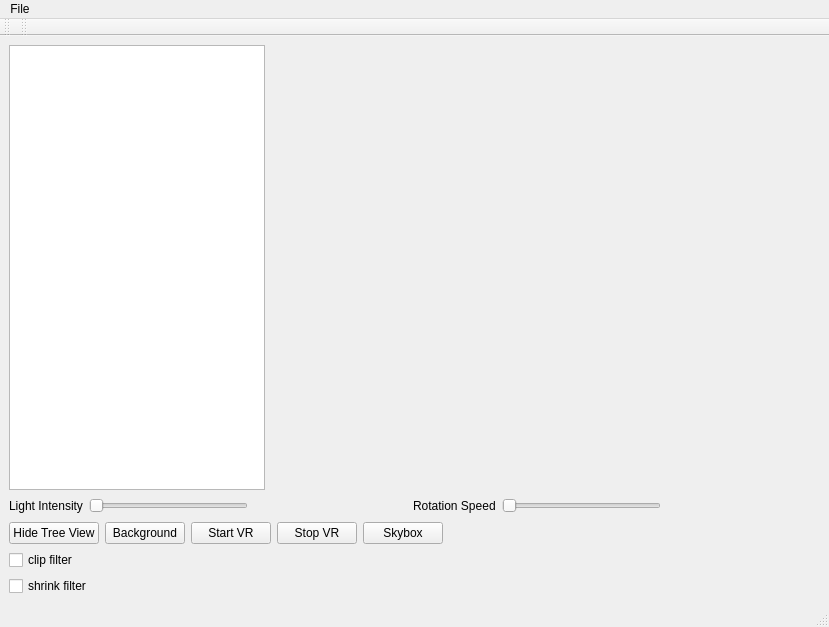
Before: the Qt Designer form GUI/mainwindow.ui in ninyo999/2024_EEEE2076_GROUP6, drawn with Qt 5.
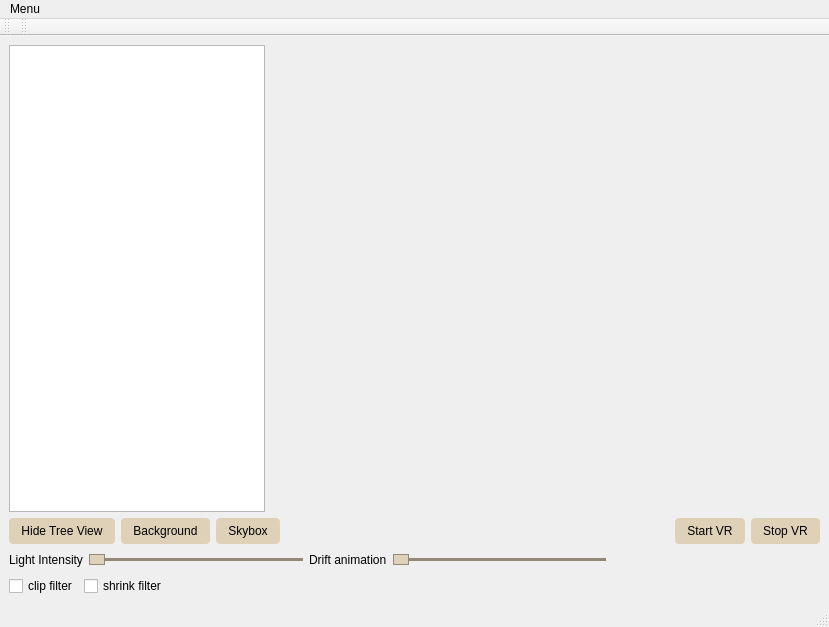
After: the same form once the commit is applied. Icons and pictures are not drawn. Custom widgets are drawn as their Qt base class.

What changed in the file:
```diff
--- a/GUI/mainwindow.ui
+++ b/GUI/mainwindow.ui
@@ -13,6 +13,9 @@
   <property name="windowTitle">
    <string>MainWindow</string>
   </property>
+  <property name="styleSheet">
+   <string notr="true"/>
+  </property>
   <widget class="QWidget" name="centralwidget">
    <layout class="QVBoxLayout" name="verticalLayout">
     <item>
@@ -45,71 +48,20 @@
     <item>
      <layout class="QHBoxLayout" name="horizontalLayout_3">
       <item>
-       <widget class="QLabel" name="label">
-        <property name="text">
-         <string>Light Intensity</string>
-        </property>
-       </widget>
-      </item>
-      <item>
-       <widget class="QSlider" name="horizontalSlider">
-        <property name="maximum">
-         <number>100</number>
-        </property>
-        <property name="orientation">
-         <enum>Qt::Orientation::Horizontal</enum>
-        </property>
-       </widget>
-      </item>
-      <item>
-       <spacer name="horizontalSpacer_2">
-        <property name="orientation">
-         <enum>Qt::Orientation::Horizontal</enum>
-        </property>
-        <property name="sizeHint" stdset="0">
-         <size>
-          <width>40</width>
-          <height>20</height>
-         </size>
-        </property>
-       </spacer>
-      </item>
-      <item>
-       <widget class="QLabel" name="label_2">
-        <property name="text">
-         <string>Rotation Speed</string>
-        </property>
-       </widget>
-      </item>
-      <item>
-       <widget class="QSlider" name="horizontalSlider_2">
-        <property name="maximum">
-         <number>50</number>
-        </property>
-        <property name="orientation">
-         <enum>Qt::Orientation::Horizontal</enum>
-        </property>
-       </widget>
-      </item>
-      <item>
-       <spacer name="horizontalSpacer_3">
-        <property name="orientation">
-         <enum>Qt::Orientation::Horizontal</enum>
-        </property>
-        <property name="sizeHint" stdset="0">
-         <size>
-          <width>40</width>
-          <height>20</height>
-         </size>
-        </property>
-       </spacer>
-      </item>
-     </layout>
-    </item>
-    <item>
-     <layout class="QHBoxLayout" name="horizontalLayout_2">
-      <item>
        <widget class="QPushButton" name="toggleTreeViewButton">
+        <property name="styleSheet">
+         <string notr="true">QPushButton {
+  background-color:#DFD0B8;
+  color: black;
+  border: none;
+  border-radius: 4px;
+  padding: 6px 12px;
+}
+QPushButton:hover {
+  background-color: #393E46;
+}
+</string>
+        </property>
         <property name="text">
          <string>Hide Tree View</string>
         </property>
@@ -117,13 +69,72 @@
       </item>
       <item>
        <widget class="QPushButton" name="backgroundButton">
+        <property name="styleSheet">
+         <string notr="true">QPushButton {
+  background-color:#DFD0B8;
+  color: black;
+  border: none;
+  border-radius: 4px;
+  padding: 6px 12px;
+}
+QPushButton:hover {
+  background-color: #393E46;
+}
+</string>
+        </property>
         <property name="text">
          <string>Background</string>
         </property>
        </widget>
       </item>
+      <item>
+       <widget class="QPushButton" name="SkyboxButton">
+        <property name="styleSheet">
+         <string notr="true">QPushButton {
+  background-color:#DFD0B8;
+  color: black;
+  border: none;
+  border-radius: 4px;
+  padding: 6px 12px;
+}
+QPushButton:hover {
+  background-color: #393E46;
+}
+</string>
+        </property>
+        <property name="text">
+         <string>Skybox</string>
+        </property>
+       </widget>
+      </item>
+      <item>
+       <spacer name="horizontalSpacer_2">
+        <property name="orientation">
+         <enum>Qt::Orientation::Horizontal</enum>
+        </property>
+        <property name="sizeHint" stdset="0">
+         <size>
+          <width>40</width>
+          <height>20</height>
+         </size>
+        </property>
+       </spacer>
+      </item>
       <item>
        <widget class="QPushButton" name="startVRButton">
+        <property name="styleSheet">
+         <string notr="true">QPushButton {
+  background-color:#DFD0B8;
+  color: black;
+  border: none;
+  border-radius: 4px;
+  padding: 6px 12px;
+}
+QPushButton:hover {
+  background-color: #393E46;
+}
+</string>
+        </property>
         <property name="text">
          <string>Start VR</string>
         </property>
@@ -137,6 +148,19 @@
       </item>
       <item>
        <widget class="QPushButton" name="stopVRButton">
+        <property name="styleSheet">
+         <string notr="true">QPushButton {
+  background-color:#DFD0B8;
+  color: black;
+  border: none;
+  border-radius: 4px;
+  padding: 6px 12px;
+}
+QPushButton:hover {
+  background-color: #393E46;
+}
+</string>
+        </property>
         <property name="text">
          <string>Stop VR</string>
         </property>
@@ -148,10 +172,122 @@
         </property>
        </widget>
       </item>
+     </layout>
+    </item>
+    <item>
+     <layout class="QHBoxLayout" name="horizontalLayout_2">
       <item>
-       <widget class="QPushButton" name="SkyboxButton">
+       <widget class="QLabel" name="label">
         <property name="text">
-         <string>Skybox</string>
+         <string>Light Intensity</string>
+        </property>
+       </widget>
+      </item>
+      <item>
+       <widget class="QSlider" name="horizontalSlider">
+        <property name="styleSheet">
+         <string notr="true">/* Horizontal Slider Groove (track) */
+QSlider::groove:horizontal {
+    background: #948979;       /* track background */
+    height: 3px;               /* track thickness */
+    border-radius: 3px;
+}
+
+/* Filled (sub-page) portion to the left of the handle */
+QSlider::sub-page:horizontal {
+    background: #393E46;       /* accent color */
+    border-radius: 3px;
+}
+
+/* Unfilled (add-page) portion to the right of the handle */
+QSlider::add-page:horizontal {
+    background: #948979;
+    border-radius: 3px;
+}
+
+/* The Handle (thumb) */
+QSlider::handle:horizontal {
+    background: #DFD0B8;       /* lightest for contrast */
+    border: 1px solid #948979; /* subtle border */
+    width: 14px;
+    height: 14px;
+    margin: -4px 0;            /* center it on the groove */
+ 
+}
+
+/* Handle hover/pressed states */
+QSlider::handle:horizontal:hover {
+    background: #DFD0B8;
+    border: 1px solid #DFD0B8;
+}
+QSlider::handle:horizontal:pressed {
+    background: #DFD0B8;
+    border: 2px solid #948979;
+}</string>
+        </property>
+        <property name="maximum">
+         <number>100</number>
+        </property>
+        <property name="orientation">
+         <enum>Qt::Orientation::Horizontal</enum>
+        </property>
+       </widget>
+      </item>
+      <item>
+       <widget class="QLabel" name="label_2">
+        <property name="text">
+         <string>Drift animation</string>
+        </property>
+       </widget>
+      </item>
+      <item>
+       <widget class="QSlider" name="horizontalSlider_2">
+        <property name="styleSheet">
+         <string notr="true">/* Horizontal Slider Groove (track) */
+QSlider::groove:horizontal {
+    background: #948979;       /* track background */
+    height: 3px;               /* track thickness */
+    border-radius: 3px;
+}
+
+/* Filled (sub-page) portion to the left of the handle */
+QSlider::sub-page:horizontal {
+    background: #393E46;       /* accent color */
+    border-radius: 3px;
+}
+
+/* Unfilled (add-page) portion to the right of the handle */
+QSlider::add-page:horizontal {
+    background: #948979;
+    border-radius: 3px;
+}
+
+/* The Handle (thumb) */
+QSlider::handle:horizontal {
+    background: #DFD0B8;       /* lightest for contrast */
+    border: 1px solid #948979; /* subtle border */
+    width: 14px;
+    height: 14px;
+    margin: -4px 0;            /* center it on the groove */
+ 
+}
+
+/* Handle hover/pressed states */
+QSlider::handle:horizontal:hover {
+    background: #DFD0B8;
+    border: 1px solid #DFD0B8;
+}
+QSlider::handle:horizontal:pressed {
+    background: #DFD0B8;
+    border: 2px solid #948979;
+}
+</string>
+        </property>
+        <property name="maximum">
+         <number>50</number>
+        </property>
+        <property name="orientation">
+         <enum>Qt::Orientation::Horizontal</enum>
         </property>
        </widget>
       </item>
@@ -171,18 +307,35 @@
      </layout>
     </item>
     <item>
-     <widget class="QCheckBox" name="clipFilterCheckBox">
-      <property name="text">
-       <string>clip filter</string>
-      </property>
-     </widget>
-    </item>
-    <item>
-     <widget class="QCheckBox" name="shrinkFilterCheckBox">
-      <property name="text">
-       <string>shrink filter</string>
-      </property>
-     </widget>
+     <layout class="QHBoxLayout" name="horizontalLayout_4">
+      <item>
+       <widget class="QCheckBox" name="clipFilterCheckBox">
+        <property name="text">
+         <string>clip filter</string>
+        </property>
+       </widget>
+      </item>
+      <item>
+       <widget class="QCheckBox" name="shrinkFilterCheckBox">
+        <property name="text">
+         <string>shrink filter</string>
+        </property>
+       </widget>
+      </item>
+      <item>
+       <spacer name="horizontalSpacer_4">
+        <property name="orientation">
+         <enum>Qt::Orientation::Horizontal</enum>
+        </property>
+        <property name="sizeHint" stdset="0">
+         <size>
+          <width>40</width>
+          <height>20</height>
+         </size>
+        </property>
+       </spacer>
+      </item>
+     </layout>
     </item>
    </layout>
   </widget>
@@ -197,7 +350,7 @@
    </property>
    <widget class="QMenu" name="menuFile">
     <property name="title">
-     <string>File</string>
+     <string>Menu</string>
     </property>
     <addaction name="actionOpen_File"/>
    </widget>
```
Left out of the diff: 18 changed lines with no effect on the pictures.
